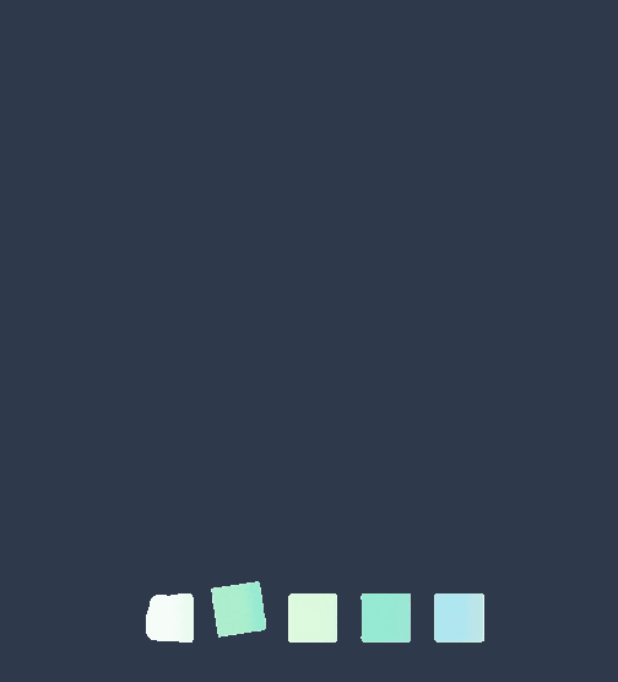
After one commit to riskykrnawan/Flutter-Toko-Komputer, a Flutter app: the LoadingScreen screen opened directly, on a phone screen of 412 x 824 dp. The commit adds this screen. Shown: the top 682 px of the screen. Run offline on Flutter 3.47's test engine with Material 2 defaults, Android fonts, the phone set to English and light mode, and no system bars; our stand-ins replace awesome_dialog, cloud_firestore, email_validator, firebase_auth, firebase_core, flutter_svg and 5 more; accounts and stored records are empty; project files that could hold a hidden picture were left out.

Commit message:
Loading dan Register Alert

```diff
--- /dev/null
+++ b/lib/loading_screen.dart
@@ -0,0 +1,50 @@
+import 'dart:async';
+import 'package:flutter/material.dart';
+import 'package:acul_komputer/screens/home/home_screen.dart';
+import 'package:acul_komputer/screens/login/login_screen.dart';
+import 'package:acul_komputer/screens/register/register_screen.dart';
+import 'screens/main/main_screen.dart';
+
+class LoadingScreen extends StatefulWidget {
+  const LoadingScreen({Key? key}) : super(key: key);
+
+  @override
+  State<LoadingScreen> createState() => _LoadingScreenState();
+}
+
+class _LoadingScreenState extends State<LoadingScreen> {
+  @override
+  void initState() {
+    splashScreenStart();
+    super.initState();
+  }
+
+  splashScreenStart() {
+    const duration = Duration(seconds: 6);
+    return Timer(duration, () {
+      Navigator.pushReplacement(
+        context,
+        MaterialPageRoute(builder: (context) {
+          return MyMainScreen();
+        }),
+      );
+    });
+  }
+
+  @override
+  Widget build(BuildContext context) {
+    var width = MediaQuery.of(context).size.width / 1.4;
+    var height = MediaQuery.of(context).size.width / 1.4;
+
+    return Scaffold(
+      backgroundColor: Color(0xFF2E394C),
+      body: Center(
+        child: Image.asset(
+          "assets/images/loading.gif",
+          width: width,
+          height: height,
+        ),
+      ),
+    );
+  }
+}
--- a/lib/screens/home/components/item_card.dart
+++ b/lib/screens/home/components/item_card.dart
@@ -32,7 +32,7 @@ class ItemCard extends StatelessWidget {
             child: Container(
               padding: const EdgeInsets.all(kDefaultPaddin),
               decoration: BoxDecoration(
-                // color: product.color,
+                color: splas,
                 borderRadius: BorderRadius.circular(16),
               ),
               child: Hero(
```
Also changed, not shown: lib/screens/login/login_screen.dart (+32 -30 lines), lib/screens/register/register_screen.dart (+40 -26 lines), assets/images/loading.gif (added).
